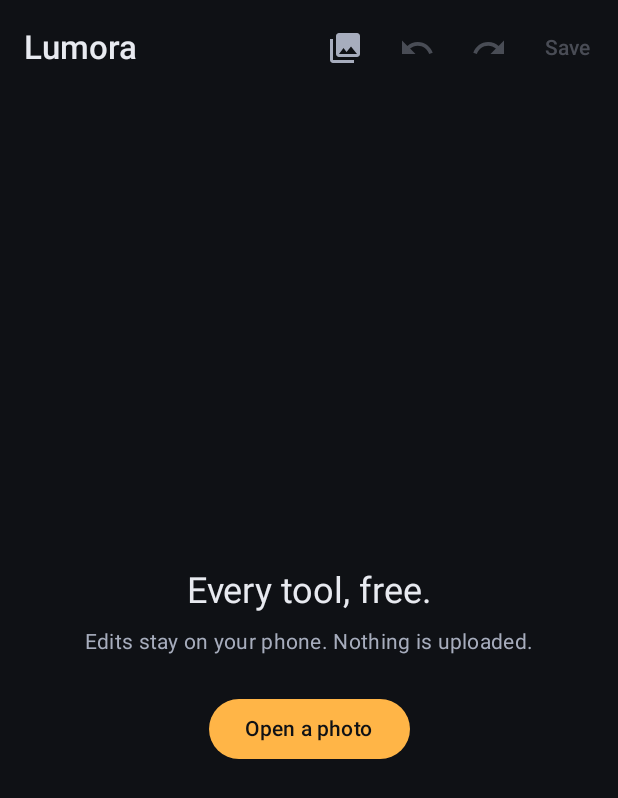
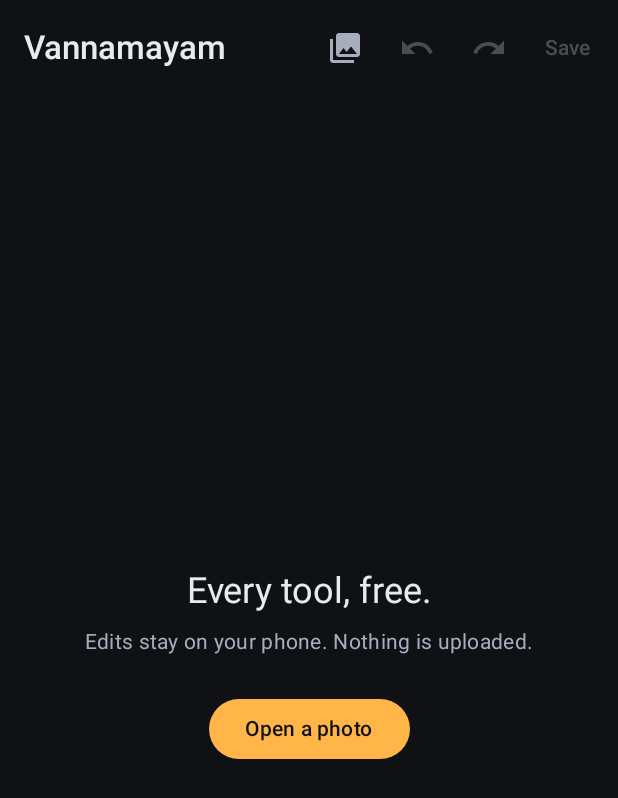
Before and after one commit to mohanngu2798-commits/Lumora, an Android app built with Jetpack Compose: the screen it shows after launch (MainActivity), on a phone screen of 412 x 824 dp. Shown: the top 798 px of the screen. Run offline under Robolectric (Android 15) with nearby library versions, the phone set to English and light mode, and no system bars; 1 statement that could not run was skipped.

Commit message:
Rename app to Vannamayam
Co-Authored-By: Claude Opus 5.5 <noreply@anthropic.com>
Claude-Session: https://claude.ai/code/session_01Q6rNTXgTxoAR4BM83R7Fzt

```diff
--- a/app/src/main/java/app/lumora/editor/data/PhotoStore.kt
+++ b/app/src/main/java/app/lumora/editor/data/PhotoStore.kt
@@ -27,13 +27,13 @@ class PhotoStore(private val context: Context) {
         }.let { if (it.config != Bitmap.Config.ARGB_8888) it.copy(Bitmap.Config.ARGB_8888, false) else it }
     }
 
-    /** Saves a JPEG to Pictures/Lumora and returns its content Uri. */
+    /** Saves a JPEG to Pictures/Vannamayam and returns its content Uri. */
     fun saveJpeg(bitmap: Bitmap, quality: Int = 95): Uri {
         val resolver = context.contentResolver
         val values = ContentValues().apply {
-            put(MediaStore.Images.Media.DISPLAY_NAME, "Lumora_${System.currentTimeMillis()}.jpg")
+            put(MediaStore.Images.Media.DISPLAY_NAME, "Vannamayam_${System.currentTimeMillis()}.jpg")
             put(MediaStore.Images.Media.MIME_TYPE, "image/jpeg")
-            put(MediaStore.Images.Media.RELATIVE_PATH, Environment.DIRECTORY_PICTURES + "/Lumora")
+            put(MediaStore.Images.Media.RELATIVE_PATH, Environment.DIRECTORY_PICTURES + "/Vannamayam")
             put(MediaStore.Images.Media.IS_PENDING, 1)
         }
         val uri = resolver.insert(MediaStore.Images.Media.EXTERNAL_CONTENT_URI, values)
--- a/app/src/main/java/app/lumora/editor/ui/editor/EditorScreen.kt
+++ b/app/src/main/java/app/lumora/editor/ui/editor/EditorScreen.kt
@@ -43,7 +43,7 @@ fun EditorScreen(vm: EditorViewModel) {
         snackbarHost = { SnackbarHost(snackbar) },
         topBar = {
             TopAppBar(
-                title = { Text("Lumora", fontWeight = FontWeight.SemiBold) },
+                title = { Text("Vannamayam", fontWeight = FontWeight.SemiBold) },
                 actions = {
                     IconButton(onClick = pickPhoto) { Icon(Icons.Default.PhotoLibrary, "Open photo") }
                     IconButton(onClick = vm::undo, enabled = state.canUndo) { Icon(Icons.AutoMirrored.Filled.Undo, "Undo") }
--- a/app/src/main/java/app/lumora/editor/ui/editor/EditorViewModel.kt
+++ b/app/src/main/java/app/lumora/editor/ui/editor/EditorViewModel.kt
@@ -83,7 +83,7 @@ class EditorViewModel(app: Application) : AndroidViewModel(app) {
                     full.recycle()
                     withContext(Dispatchers.IO) { store.saveJpeg(out) }.also { out.recycle() }
                 }
-            }.onSuccess { _state.update { it.copy(busy = false, message = "Saved to Pictures/Lumora") } }
+            }.onSuccess { _state.update { it.copy(busy = false, message = "Saved to Pictures/Vannamayam") } }
              .onFailure { e -> _state.update { it.copy(busy = false, message = "Export failed: ${e.message}") } }
         }
     }
--- a/app/src/main/res/values/strings.xml
+++ b/app/src/main/res/values/strings.xml
@@ -1,3 +1,3 @@
 <resources>
-    <string name="app_name">Lumora</string>
+    <string name="app_name">Vannamayam</string>
 </resources>
--- a/settings.gradle.kts
+++ b/settings.gradle.kts
@@ -12,5 +12,5 @@ dependencyResolutionManagement {
         mavenCentral()
     }
 }
-rootProject.name = "Lumora"
+rootProject.name = "Vannamayam"
 include(":app")
```
Also changed, not shown: 2 other files.
